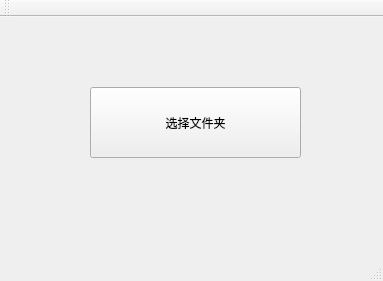
AlkVo/GetListOfFolderMp4FileNames, file mainwindow.ui: the form before one commit.
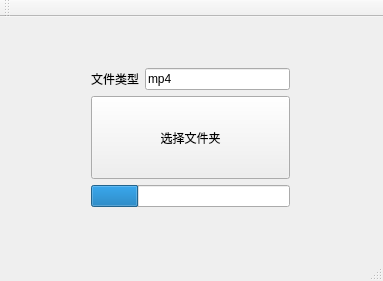
The form after the commit.

The edit to the form file:
```diff
--- a/mainwindow.ui
+++ b/mainwindow.ui
@@ -14,18 +14,61 @@
    <string>MainWindow</string>
   </property>
   <widget class="QWidget" name="centralWidget">
-   <widget class="QPushButton" name="pushButton">
+   <widget class="QWidget" name="">
     <property name="geometry">
      <rect>
-      <x>90</x>
-      <y>70</y>
-      <width>211</width>
-      <height>71</height>
+      <x>80</x>
+      <y>40</y>
+      <width>221</width>
+      <height>161</height>
      </rect>
     </property>
-    <property name="text">
-     <string>选择文件夹</string>
-    </property>
+    <layout class="QVBoxLayout" name="verticalLayout" stretch="1,2,1">
+     <item>
+      <layout class="QHBoxLayout" name="horizontalLayout">
+       <item>
+        <widget class="QLabel" name="label">
+         <property name="text">
+          <string>文件类型</string>
+         </property>
+        </widget>
+       </item>
+       <item>
+        <widget class="QLineEdit" name="lineEdit">
+         <property name="styleSheet">
+          <string notr="true">text-align:center;</string>
+         </property>
+         <property name="text">
+          <string>mp4</string>
+         </property>
+        </widget>
+       </item>
+      </layout>
+     </item>
+     <item>
+      <widget class="QPushButton" name="pushButton">
+       <property name="sizePolicy">
+        <sizepolicy hsizetype="Expanding" vsizetype="Expanding">
+         <horstretch>0</horstretch>
+         <verstretch>0</verstretch>
+        </sizepolicy>
+       </property>
+       <property name="text">
+        <string>选择文件夹</string>
+       </property>
+      </widget>
+     </item>
+     <item>
+      <widget class="QProgressBar" name="progressBar">
+       <property name="styleSheet">
+        <string notr="true">color: rgb(255, 255, 255);</string>
+       </property>
+       <property name="value">
+        <number>24</number>
+       </property>
+      </widget>
+     </item>
+    </layout>
    </widget>
   </widget>
   <widget class="QMenuBar" name="menuBar">
```
